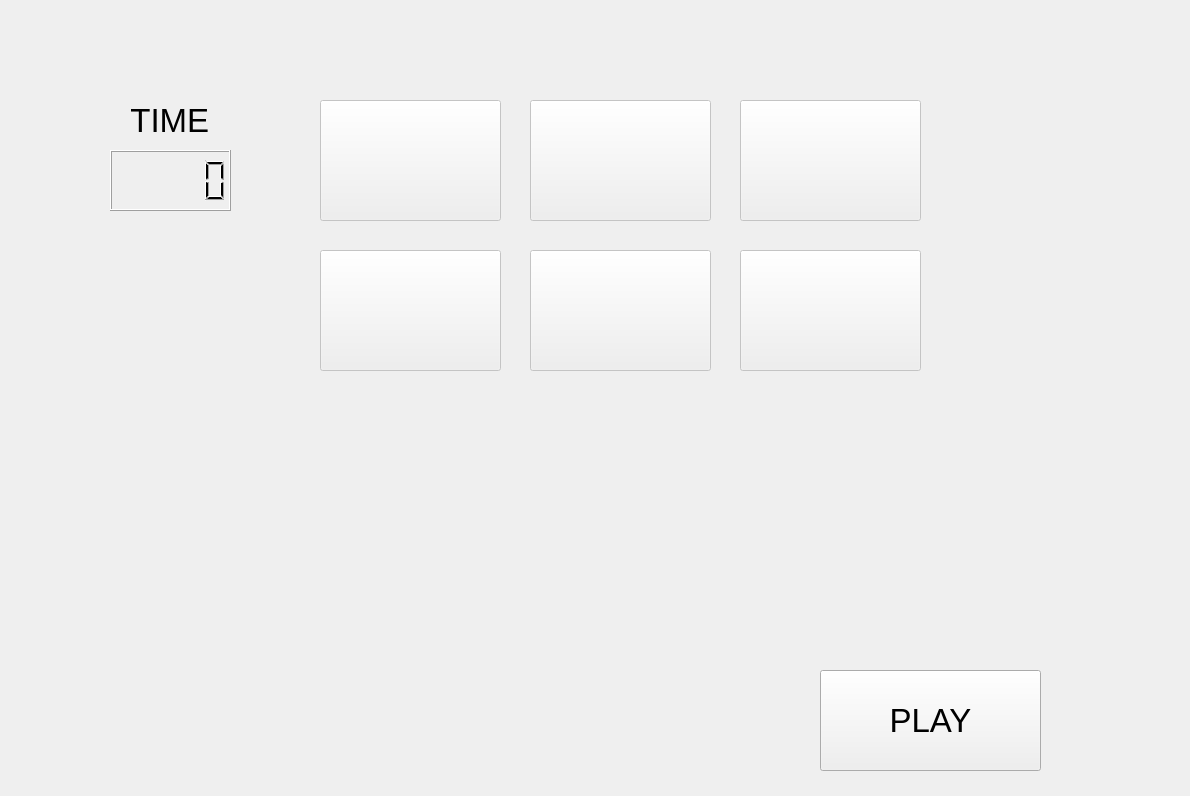
Qt form gamecaglar.ui (sefamert/FirstGame) before a commit.
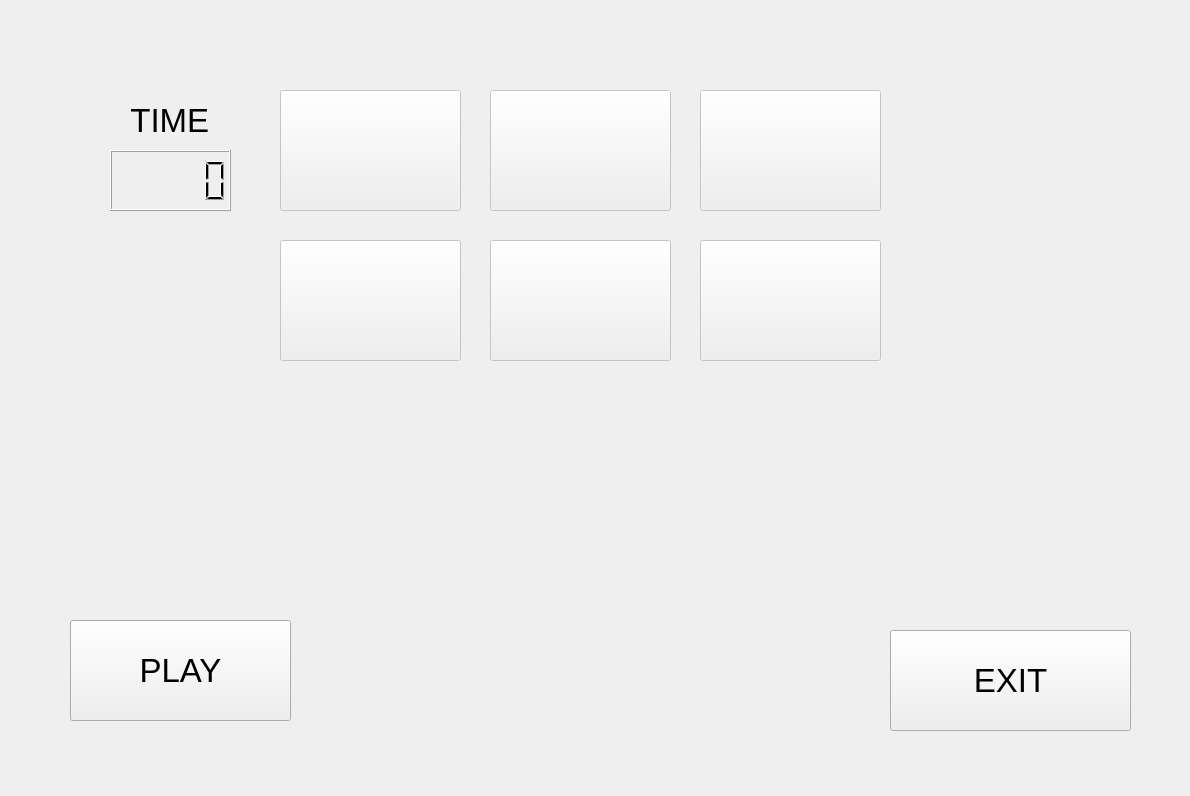
The same form after that commit.

Diff of the .ui file:
```diff
--- a/gamecaglar.ui
+++ b/gamecaglar.ui
@@ -47,8 +47,8 @@
   <widget class="QPushButton" name="pushPlay">
    <property name="geometry">
     <rect>
-     <x>820</x>
-     <y>670</y>
+     <x>70</x>
+     <y>620</y>
      <width>221</width>
      <height>101</height>
     </rect>
@@ -68,8 +68,8 @@
    </property>
    <property name="geometry">
     <rect>
-     <x>300</x>
-     <y>80</y>
+     <x>260</x>
+     <y>70</y>
      <width>641</width>
      <height>311</height>
     </rect>
@@ -162,6 +162,24 @@
     </property>
    </widget>
   </widget>
+  <widget class="QPushButton" name="pushExt">
+   <property name="geometry">
+    <rect>
+     <x>890</x>
+     <y>630</y>
+     <width>241</width>
+     <height>101</height>
+    </rect>
+   </property>
+   <property name="font">
+    <font>
+     <pointsize>25</pointsize>
+    </font>
+   </property>
+   <property name="text">
+    <string>EXIT</string>
+   </property>
+  </widget>
  </widget>
  <resources/>
  <connections/>
```
